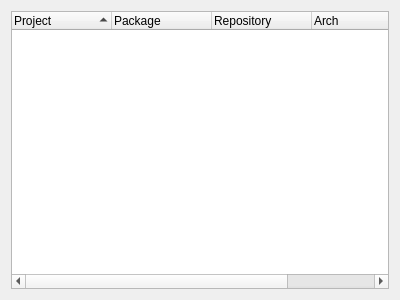
First picture: the form in src/gui/monitor/monitor.ui, repository javierllorente/qactus, before the edit.
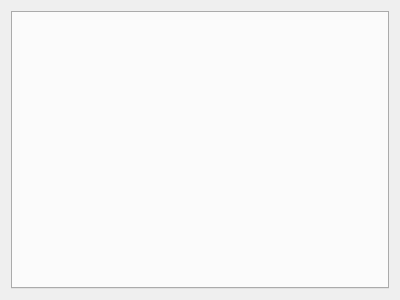
Second picture: the form after the edit. Custom widgets are drawn as their Qt base class.

Commit message: Implement monitoring whole projects

What changed in the file:
```diff
--- a/src/gui/monitor/monitor.ui
+++ b/src/gui/monitor/monitor.ui
@@ -12,69 +12,19 @@
     <height>300</height>
    </rect>
   </property>
-         <layout class="QGridLayout" name="gridLayout_tabMonitor">
-        <item row="0" column="0">
-         <widget class="MonitorTreeWidget" name="treeMonitor">
-          <property name="sizePolicy">
-           <sizepolicy hsizetype="Preferred" vsizetype="Preferred">
-            <horstretch>0</horstretch>
-            <verstretch>0</verstretch>
-           </sizepolicy>
-          </property>
-          <property name="frameShadow">
-           <enum>QFrame::Sunken</enum>
-          </property>
-          <property name="alternatingRowColors">
-           <bool>true</bool>
-          </property>
-          <property name="selectionMode">
-           <enum>QAbstractItemView::ExtendedSelection</enum>
-          </property>
-          <property name="selectionBehavior">
-           <enum>QAbstractItemView::SelectRows</enum>
-          </property>
-          <property name="rootIsDecorated">
-           <bool>false</bool>
-          </property>
-          <property name="sortingEnabled">
-           <bool>true</bool>
-          </property>
-          <column>
-           <property name="text">
-            <string>Project</string>
-           </property>
-          </column>
-          <column>
-           <property name="text">
-            <string>Package</string>
-           </property>
-          </column>
-          <column>
-           <property name="text">
-            <string>Repository</string>
-           </property>
-          </column>
-          <column>
-           <property name="text">
-            <string>Arch</string>
-           </property>
-          </column>
-          <column>
-           <property name="text">
-            <string>Status</string>
-           </property>
-          </column>
-         </widget>
-        </item>
-       </layout>
+  <layout class="QGridLayout" name="gridLayout_tabMonitor">
+   <item row="0" column="0">
+    <widget class="QTabWidget" name="tabWidget">
+     <property name="currentIndex">
+      <number>-1</number>
+     </property>
+     <property name="tabsClosable">
+      <bool>true</bool>
+     </property>
+    </widget>
+   </item>
+  </layout>
  </widget>
-  <customwidgets>
-  <customwidget>
-   <class>MonitorTreeWidget</class>
-   <extends>QTreeWidget</extends>
-   <header>monitortreewidget.h</header>
-  </customwidget>
-  </customwidgets>
- <pixmapfunction/>
+ <resources/>
  <connections/>
 </ui>
```
Left out of the diff: 6 changed lines with no effect on the pictures. The commit also changes 12 other files.
